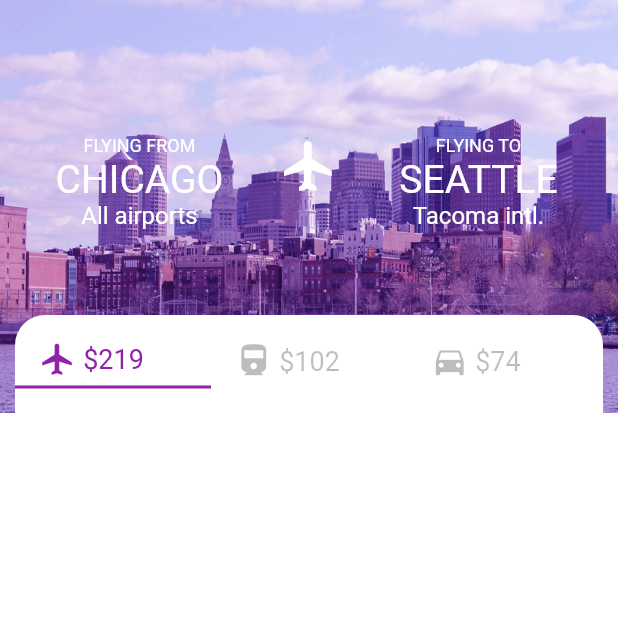
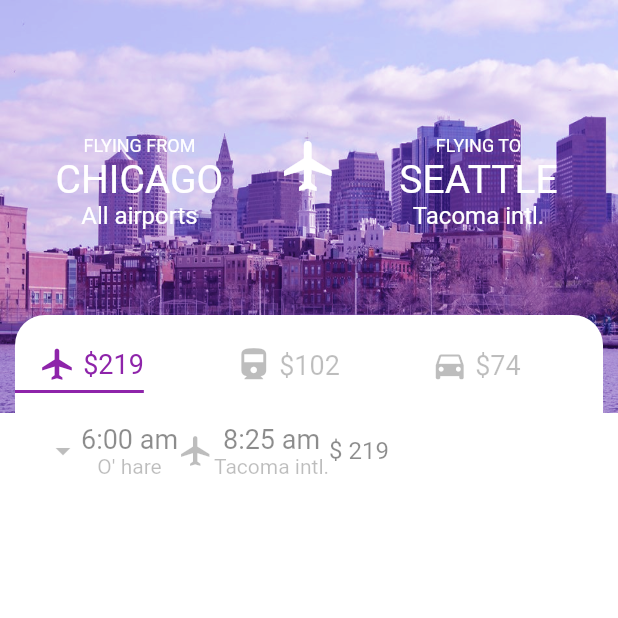
Before and after one commit to AlbCM/Flutter_Flights_App, a Flutter app: the screen it shows after launch, on a phone screen of 412 x 824 dp, the top half of it. Run offline on Flutter 3.47's test engine with Material 2 defaults, Android fonts, the phone set to English and light mode, and no system bars.

Commit message:
Cards added

```diff
--- a/lib/main.dart
+++ b/lib/main.dart
@@ -93,31 +93,37 @@ class SearchScreen extends StatelessWidget {
                 decoration: new BoxDecoration(
                     color: Colors.white,
                     borderRadius: BorderRadius.circular(20.0)),
-              child:
-              new Column(
-                children: <Widget>[bodyTapBar()],
-              )
-            )));
+                child: new Column(
+                  children: <Widget>[bodyTapBar(), bodyCard()],
+                ))));
     return bContainer;
   }
 
   Widget bodyTapBar() {
     var bContent = Container(
-      padding: const EdgeInsets.only(top: 17.0 ),
+        padding: const EdgeInsets.only(top: 20.0),
         child: Row(
           children: <Widget>[
             new Expanded(
-            child: Column(
+              child: Row(
                 children: <Widget>[
                   Container(
                     padding: const EdgeInsets.only(bottom: 5.0, left: 16.0),
                     decoration: BoxDecoration(
-                    border: new BorderDirectional(bottom: BorderSide(color: Colors.purple[600], width: 2.0)),
+                      border: new BorderDirectional(
+                          bottom: BorderSide(
+                              color: Colors.purple[600], width: 2.0)),
                     ),
                     child: Row(
                       children: <Widget>[
-                    Icon(Icons.flight, color: Colors.purple[600], size: 25.0,),
-                    Text(" \$219", style: TextStyle(color: Colors.purple[600], fontSize: 18.0))
+                        Icon(
+                          Icons.flight,
+                          color: Colors.purple[600],
+                          size: 25.0,
+                        ),
+                        Text(" \$219",
+                            style: TextStyle(
+                                color: Colors.purple[600], fontSize: 18.0))
                       ],
                     ),
                   )
@@ -125,15 +131,20 @@ class SearchScreen extends StatelessWidget {
               ),
             ),
             new Expanded(
-          child: Column(
+              child: Row(
                 children: <Widget>[
                   Container(
                     padding: const EdgeInsets.only(bottom: 5.0, left: 16.0),
-                  child:
-                  Row(
+                    child: Row(
                       children: <Widget>[
-                  Icon(Icons.directions_railway, color: Colors.black26, size: 25.0,),
-                  Text(" \$102", style: TextStyle(color: Colors.black26, fontSize: 18.0))
+                        Icon(
+                          Icons.directions_railway,
+                          color: Colors.black26,
+                          size: 25.0,
+                        ),
+                        Text(" \$102",
+                            style: TextStyle(
+                                color: Colors.black26, fontSize: 18.0))
                       ],
                     ),
                   )
@@ -141,27 +152,79 @@ class SearchScreen extends StatelessWidget {
               ),
             ),
             new Expanded(
-          child: Column(
+              child: Row(
                 children: <Widget>[
                   Container(
                     padding: const EdgeInsets.only(bottom: 5.0, left: 16.0),
                     child: Row(
                       children: <Widget>[
-                  Icon(Icons.directions_car, color: Colors.black26, size: 25.0,),
-                  Text(" \$74", style: TextStyle(color: Colors.black26, fontSize: 18.0))
+                        Icon(
+                          Icons.directions_car,
+                          color: Colors.black26,
+                          size: 25.0,
+                        ),
+                        Text(" \$74",
+                            style: TextStyle(
+                                color: Colors.black26, fontSize: 18.0))
                       ],
-                ),),
+                    ),
+                  ),
                 ],
               ),
             )
           ],
-      )
-    );
+        ));
     return bContent;
   }
 
-  Widget bodyCard(){
-    var card= Container();
+  Widget bodyCard() {
+    var card = Container(
+      padding: const EdgeInsets.only(top: 20.0, bottom: 20.0, left: 20.0),
+      child: new Center(
+          child: Row(
+        children: <Widget>[
+          new Expanded(
+            child: Row(
+              children: <Widget>[
+                Icon(
+                  Icons.arrow_drop_down,
+                  color: Colors.black26,
+                ),
+                Column(
+                  children: <Widget>[
+                    Text(
+                      "6:00 am",
+                      style: TextStyle(color: Colors.black45, fontSize: 18.0),
+                    ),
+                    Text(
+                      "O' hare",
+                      style: TextStyle(color: Colors.black26),
+                    )
+                  ],
+                ),
+                Icon(Icons.flight, color: Colors.black26),
+                Column(
+                  children: <Widget>[
+                    Text(
+                      "8:25 am",
+                      style: TextStyle(color: Colors.black45, fontSize: 18.0),
+                    ),
+                    Text(
+                      "Tacoma intl.",
+                      style: TextStyle(color: Colors.black26),
+                    )
+                  ],
+                ),
+                Text(
+                  "\$ 219",
+                  style: TextStyle(color: Colors.black45, fontSize: 16.0),
+                )
+              ],
+            ),
+          )
+        ],
+      )),
+    );
 
     return card;
   }
```
Lines whose indentation alone changed are shown as unchanged.
